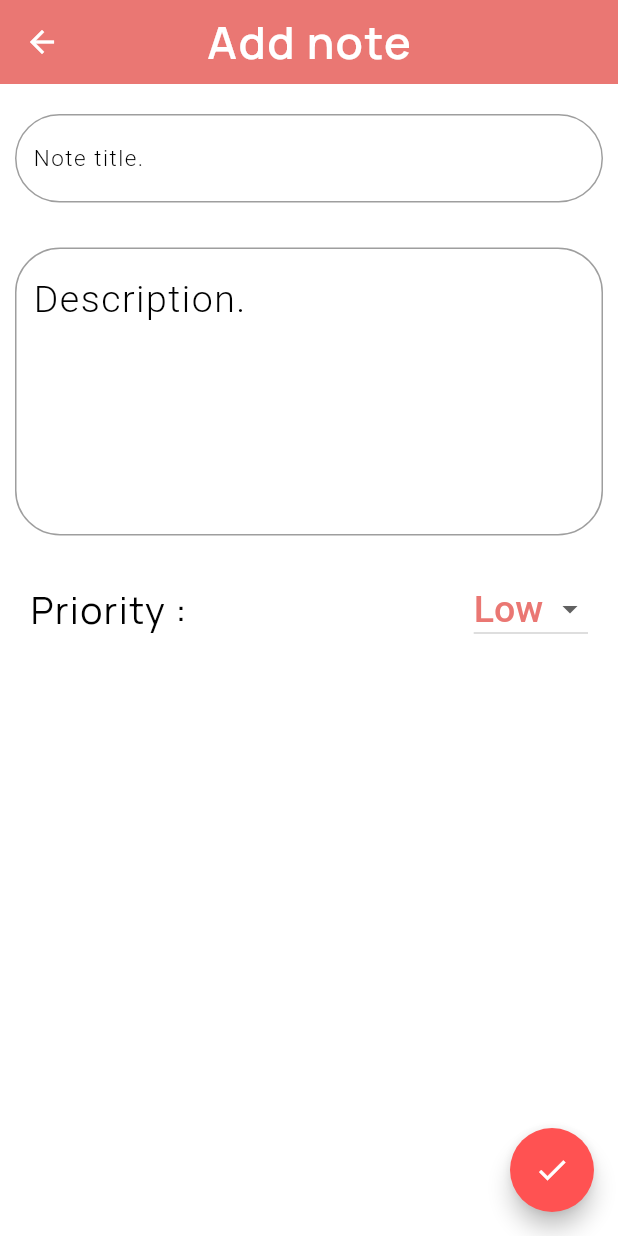
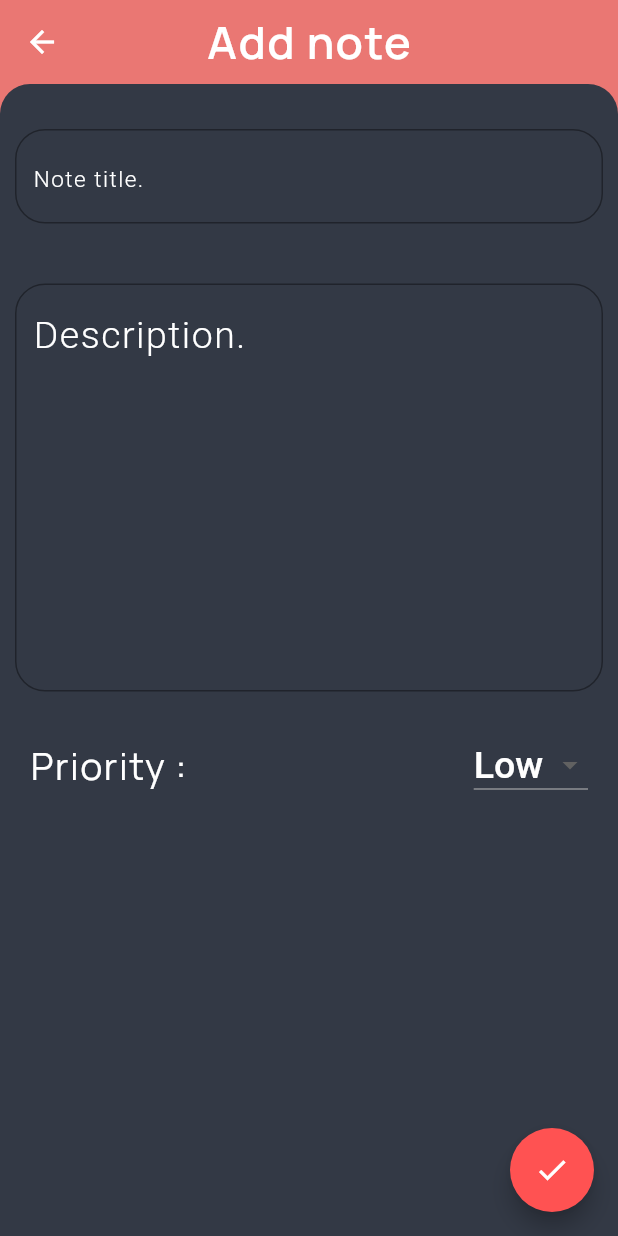
Before and after one commit to Y-KUN-21/flutter, a Flutter app: the Home screen opened directly, after a tap on the "note add" icon, on a phone screen of 412 x 824 dp. Run offline on Flutter 3.47's test engine with Material 2 defaults, Android fonts, the light colour scheme and no system bars; our stand-ins replace curved_navigation_bar, flutter_spinkit, font_awesome_flutter, google_fonts, sqflite; missing offline and left inert: dart:ffi; accounts and stored records are empty.

Commit message:
Add files via upload

```diff
--- a/MyNotes/lib/home.dart
+++ b/MyNotes/lib/home.dart
@@ -4,7 +4,6 @@ import 'package:mytask/models/notes.dart';
 import 'package:mytask/widgets/Listdata.dart';
 import 'package:mytask/widgets/addnotes.dart';
 import 'package:mytask/utils/db_helper.dart';
-
 class Home extends StatefulWidget {
   @override
   _HomeState createState() => _HomeState();
@@ -13,10 +12,14 @@ class Home extends StatefulWidget {
 class _HomeState extends State<Home> {
   DbHelper helper = DbHelper();
   Note note;
+  void update() {
+    Listdata();
+  }
 
   @override
   void initState() {
     super.initState();
+
     Listdata();
   }
 
@@ -63,13 +66,13 @@ class _HomeState extends State<Home> {
                           ),
                         ],
                       ),
-                      Text("10",
-                          style: GoogleFonts.manrope(
-                            fontWeight: FontWeight.w400,
-                            fontSize: 45,
-                            color: Colors.white60,
-                            letterSpacing: 1.0,
-                          )),
+                      Text("dsa",
+                        style: GoogleFonts.manrope(
+                          fontWeight: FontWeight.w400,
+                          fontSize: 45,
+                          color: Colors.white60,
+                          letterSpacing: 1.0,
+                        ))
                     ],
                   ),
                 ),
@@ -82,7 +85,7 @@ class _HomeState extends State<Home> {
       floatingActionButton: FloatingActionButton(
         tooltip: "Add new note.",
         onPressed: () {
-          navigateToNoteDetail(Note('', '', 2, ''), "Add note");
+          navigateToNoteDetail(Note('','',2,''), "Add note");
         },
         backgroundColor: Color(0xffEA7773),
         child: Icon(Icons.note_add),
@@ -90,9 +93,12 @@ class _HomeState extends State<Home> {
     );
   }
 
-  void navigateToNoteDetail(Note note, String title) {
-    Navigator.push(context, MaterialPageRoute(builder: (context) {
+  void navigateToNoteDetail(Note note, String title)  async {
+   bool result = await  Navigator.push(context, MaterialPageRoute(builder: (context) {
       return AddNote(note, title);
     }));
+    if (result){
+      update();
+    }
   }
 }
--- a/MyNotes/lib/models/notes.dart
+++ b/MyNotes/lib/models/notes.dart
@@ -2,12 +2,13 @@ class Note {
   int _id;
   String _title;
   String _description;
+  String _date;
   int _priority;
-  String _date;
 
-  Note(this._title, this._description, this._priority, this._date);
 
-  Note.withId(this._title, this._description, this._priority, this._date);
+  Note(this._title, this._date, this._priority, [this._description]);
+
+  Note.withId(this._id, this._title, this._date, this._priority, [this._description]);
 
   int get id => _id;
 
@@ -19,9 +20,9 @@ class Note {
 
   String get date => _date;
 
-  set title(String newtitle) {
-    if (newtitle.length <= 200) {
-      this._title = newtitle;
+  set title(String newTitle) {
+    if (newTitle.length <= 200) {
+      this._title = newTitle;
     }
   }
 
@@ -43,8 +44,8 @@ class Note {
 
   Map<String, dynamic> toMap() {
     var map = Map<String, dynamic>();
-    if(id != null){
-      map['id']= _id;
+    if (id != null) {
+      map['id'] = _id;
     }
     map['title'] = _title;
     map['description'] = _description;
@@ -53,7 +54,7 @@ class Note {
 
     return map;
   }
-  Note.fromMapObject(Map<String,dynamic>map){
+  Note.fromMapObject(Map<String, dynamic> map){
     this._id = map['id'];
     this._title = map['title'];
     this._description = map['description'];
--- a/MyNotes/lib/widgets/addnotes.dart
+++ b/MyNotes/lib/widgets/addnotes.dart
@@ -39,6 +39,7 @@ class _AddNoteState extends State<AddNote> {
     titleController.text = note.title;
     descriptionController.text = note.description;
     return Scaffold(
+      backgroundColor: Color(0xffEA7773),
       appBar: AppBar(
         title: Text(
           appbartitle,
@@ -54,7 +55,10 @@ class _AddNoteState extends State<AddNote> {
         backgroundColor: Color(0xffEA7773),
       ),
       body: Container(
-        color: Color(0xffffffff),
+        decoration: BoxDecoration(
+            color: Color(0xff333945),
+            borderRadius: BorderRadius.only(
+                topRight: Radius.circular(20), topLeft: Radius.circular(20))),
         child: ListView(children: <Widget>[
           titlefield(),
           descriptionfield(),
@@ -73,25 +77,26 @@ class _AddNoteState extends State<AddNote> {
 
   Widget titlefield() {
     return Padding(
-      padding: const EdgeInsets.fromLTRB(10, 20, 10, 10),
+      padding: const EdgeInsets.fromLTRB(10, 30, 10, 10),
       child: TextField(
         controller: titleController,
         onChanged: (value) {
           upadateTitle();
         },
         style: TextStyle(
-            color: Color(0xffEA7773),
-            fontWeight: FontWeight.w500,
+             color: Color(0xffffffff),
+            fontWeight: FontWeight.w400,
+            fontSize: 20,
             letterSpacing: 1.0),
         cursorColor: Colors.black,
         decoration: InputDecoration(
           hintText: "Note title.",
           hintStyle: TextStyle(
-              fontSize: 15.0, color: Colors.black, fontWeight: FontWeight.w300),
+              fontSize: 15.0, color: Colors.white, fontWeight: FontWeight.w300),
           border: OutlineInputBorder(
-            borderRadius: BorderRadius.circular(30.0),
+            borderRadius: BorderRadius.circular(20.0),
             borderSide: new BorderSide(
-              color: Colors.black,
+              color: Colors.white,
             ),
           ),
         ),
@@ -101,7 +106,7 @@ class _AddNoteState extends State<AddNote> {
 
   Widget descriptionfield() {
     return Padding(
-      padding: const EdgeInsets.fromLTRB(10, 20, 10, 10),
+      padding: const EdgeInsets.fromLTRB(10, 30, 10, 10),
       child: TextField(
         maxLines: 8,
         controller: descriptionController,
@@ -109,18 +114,19 @@ class _AddNoteState extends State<AddNote> {
           updateDescription();
         },
         style: TextStyle(
-            color: Color(0xffEA7773),
-            fontWeight: FontWeight.w500,
+            color: Color(0xffffffff),
+            fontWeight: FontWeight.w400,
+            fontSize: 25,
             letterSpacing: 1.0),
         cursorColor: Colors.black,
         decoration: InputDecoration(
           hintText: "Description.",
           hintStyle: TextStyle(
-              fontSize: 25.0, color: Colors.black, fontWeight: FontWeight.w300),
+              fontSize: 25.0, color: Colors.white, fontWeight: FontWeight.w300),
           border: OutlineInputBorder(
-            borderRadius: BorderRadius.circular(30.0),
+            borderRadius: BorderRadius.circular(20.0),
             borderSide: new BorderSide(
-              color: Colors.black,
+              color: Colors.white,
             ),
           ),
         ),
@@ -133,7 +139,7 @@ class _AddNoteState extends State<AddNote> {
         padding: const EdgeInsets.fromLTRB(20, 15, 20, 15),
         child: Theme(
           data: Theme.of(context).copyWith(
-            canvasColor: Color(0xffffffff),
+            canvasColor: Color(0xffEA7773),
           ),
           child: Row(
             mainAxisAlignment: MainAxisAlignment.spaceBetween,
@@ -142,7 +148,7 @@ class _AddNoteState extends State<AddNote> {
                   style: GoogleFonts.manrope(
                     fontWeight: FontWeight.w400,
                     fontSize: 25,
-                    color: Colors.black,
+                    color: Colors.white,
                     letterSpacing: 1.0,
                   )),
               DropdownButton<String>(
@@ -154,7 +160,7 @@ class _AddNoteState extends State<AddNote> {
                 }).toList(),
                 value: getPriorityAsString(note.priority),
                 style: TextStyle(
-                  color: Color(0xffEA7773),
+                  color: Colors.white,
                   fontWeight: FontWeight.w500,
                   fontSize: 25,
                 ),
@@ -187,7 +193,7 @@ class _AddNoteState extends State<AddNote> {
     } else {
       await helper.insertNote(note);
     }
-    Navigator.pop(context);
+    Navigator.pop(context, true);
   }
 
   String getPriorityAsString(int value) {
```
Also changed, not shown: MyNotes/lib/homepage.dart (added, +271 -0 lines), MyNotes/lib/main.dart (+4 -3 lines), MyNotes/lib/utils/db_helper.dart (+14 -14 lines), MyNotes/lib/widgets/Listdata.dart (+12 -4 lines).
